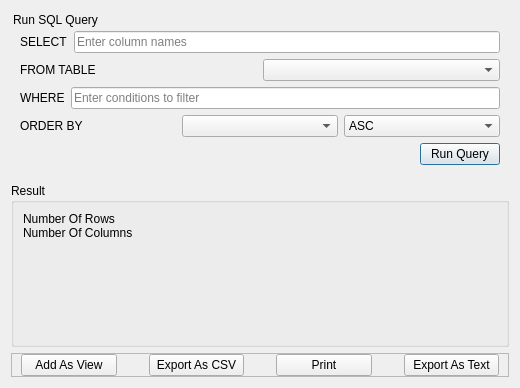
First picture: the form in src/QueryDialog.ui, repository keshav-sahu7/TableKM, before the edit.
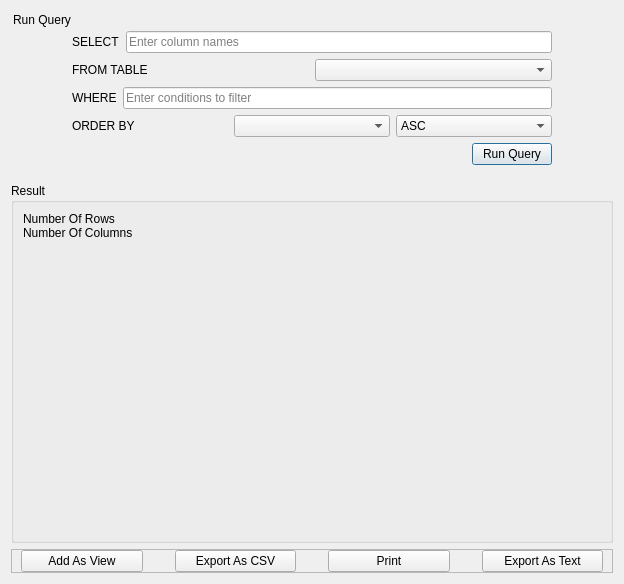
Second picture: the form after the edit. Icons and pictures are not drawn. Custom widgets are drawn as their Qt base class.

Commit message: fix: button size policy and query lable changed for query dialog.

```diff
--- a/src/QueryDialog.ui
+++ b/src/QueryDialog.ui
@@ -6,8 +6,8 @@
    <rect>
     <x>0</x>
     <y>0</y>
-    <width>520</width>
-    <height>388</height>
+    <width>624</width>
+    <height>584</height>
    </rect>
   </property>
   <property name="minimumSize">
@@ -43,7 +43,7 @@
 }</string>
      </property>
      <property name="title">
-      <string>Run SQL Query</string>
+      <string>Run Query</string>
      </property>
      <layout class="QHBoxLayout" name="horizontalLayout_3">
       <property name="leftMargin">
@@ -375,7 +375,7 @@
       <item>
        <widget class="QPushButton" name="btn_as_view">
         <property name="sizePolicy">
-         <sizepolicy hsizetype="Minimum" vsizetype="Fixed">
+         <sizepolicy hsizetype="Preferred" vsizetype="Fixed">
           <horstretch>0</horstretch>
           <verstretch>0</verstretch>
          </sizepolicy>
@@ -388,7 +388,7 @@
       <item>
        <widget class="QPushButton" name="btn_export_csv">
         <property name="sizePolicy">
-         <sizepolicy hsizetype="Minimum" vsizetype="Fixed">
+         <sizepolicy hsizetype="Preferred" vsizetype="Fixed">
           <horstretch>0</horstretch>
           <verstretch>0</verstretch>
          </sizepolicy>
@@ -401,7 +401,7 @@
       <item>
        <widget class="QPushButton" name="btn_print">
         <property name="sizePolicy">
-         <sizepolicy hsizetype="Minimum" vsizetype="Fixed">
+         <sizepolicy hsizetype="Preferred" vsizetype="Fixed">
           <horstretch>0</horstretch>
           <verstretch>0</verstretch>
          </sizepolicy>
@@ -414,7 +414,7 @@
       <item>
        <widget class="QPushButton" name="btn_export_text">
         <property name="sizePolicy">
-         <sizepolicy hsizetype="Minimum" vsizetype="Fixed">
+         <sizepolicy hsizetype="Preferred" vsizetype="Fixed">
           <horstretch>0</horstretch>
           <verstretch>0</verstretch>
          </sizepolicy>
```
Left out of the diff: 12 changed lines with no effect on the pictures.
